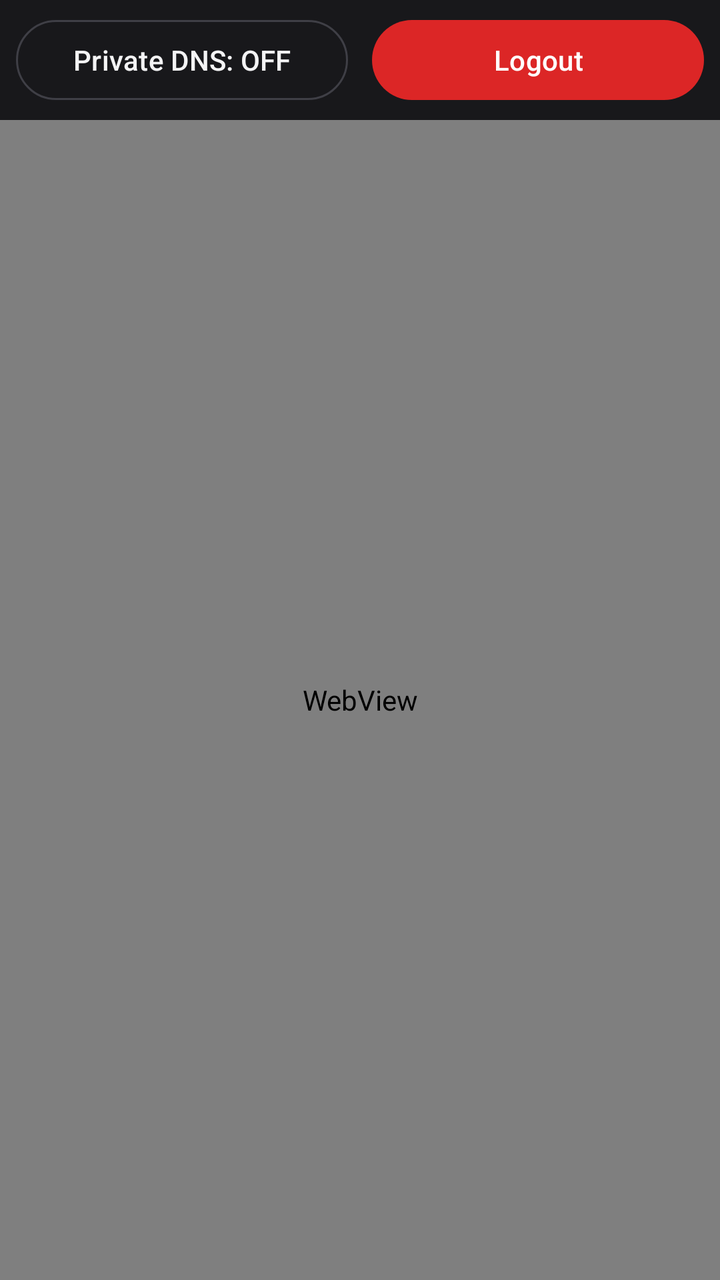
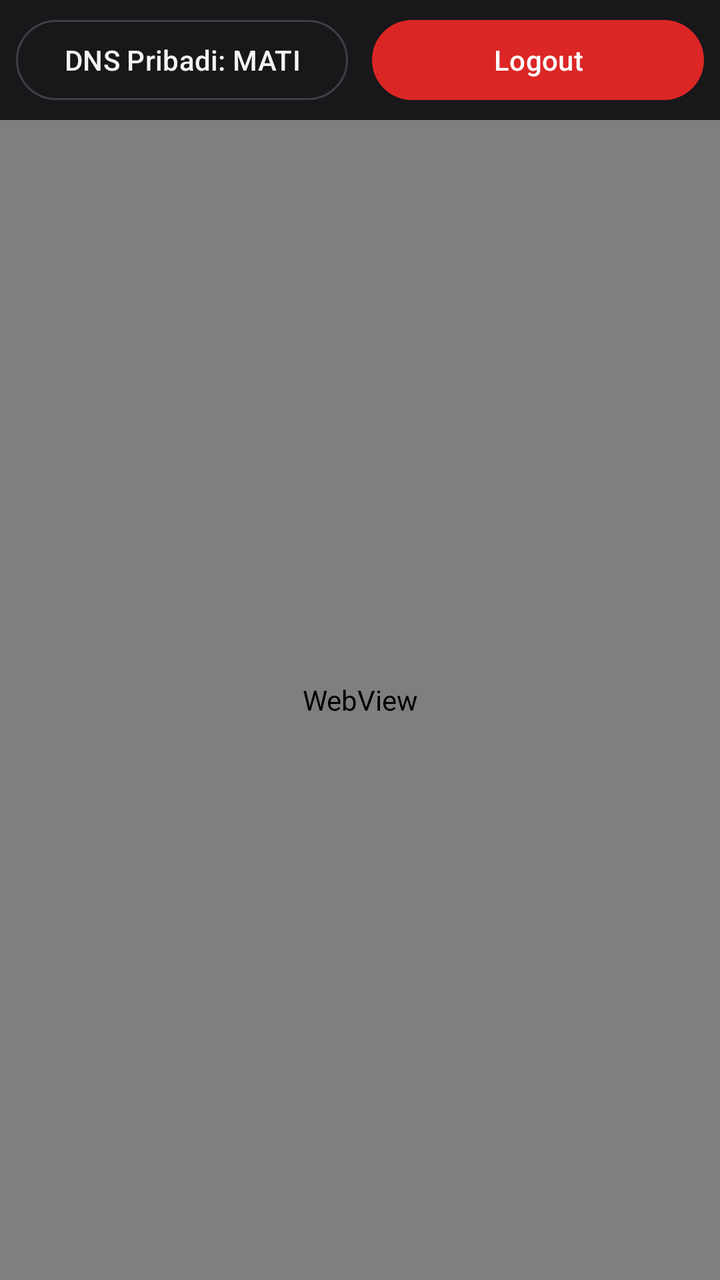

Before-and-after screenshots of an Android layout around one commit, followed by the original layout XML and the change that was made.
<!-- AndroidManifest.xml: application theme Theme.LebahMadu -->
<!-- res/layout/activity_main.xml -->
<?xml version="1.0" encoding="utf-8"?>
<FrameLayout xmlns:android="http://schemas.android.com/apk/res/android"
    xmlns:app="http://schemas.android.com/apk/res-auto"
    android:id="@+id/root"
    android:layout_width="match_parent"
    android:layout_height="match_parent"
    android:background="@color/zinc_950">

    <LinearLayout
        android:id="@+id/contentGroup"
        android:layout_width="match_parent"
        android:layout_height="match_parent"
        android:orientation="vertical">

        
        <LinearLayout
            android:layout_width="match_parent"
            android:layout_height="wrap_content"
            android:background="@color/zinc_900"
            android:orientation="horizontal"
            android:paddingHorizontal="8dp"
            android:paddingVertical="6dp">

            <com.google.android.material.button.MaterialButton
                android:id="@+id/btnDns"
                style="@style/Widget.Material3.Button.OutlinedButton"
                android:layout_width="0dp"
                android:layout_height="wrap_content"
                android:layout_marginEnd="6dp"
                android:layout_weight="1"
                android:text="@string/dns_off"
                android:textAllCaps="false"
                android:textColor="@color/zinc_100"
                app:strokeColor="@color/zinc_700" />

            <com.google.android.material.button.MaterialButton
                android:id="@+id/btnLogout"
                android:layout_width="0dp"
                android:layout_height="wrap_content"
                android:layout_marginStart="6dp"
                android:layout_weight="1"
                android:text="@string/logout"
                android:textAllCaps="false" />
        </LinearLayout>

        <com.google.android.material.progressindicator.LinearProgressIndicator
            android:id="@+id/pageProgress"
            android:layout_width="match_parent"
            android:layout_height="wrap_content"
            android:max="100"
            android:visibility="gone"
            app:indicatorColor="@color/red_500"
            app:trackThickness="2dp" />

        <FrameLayout
            android:layout_width="match_parent"
            android:layout_height="0dp"
            android:layout_weight="1">

            <WebView
                android:id="@+id/webView"
                android:layout_width="match_parent"
                android:layout_height="match_parent" />

            <LinearLayout
                android:id="@+id/errorGroup"
                android:layout_width="match_parent"
                android:layout_height="match_parent"
                android:background="@color/zinc_950"
                android:gravity="center"
                android:orientation="vertical"
                android:padding="32dp"
                android:visibility="gone">

                <TextView
                    android:layout_width="wrap_content"
                    android:layout_height="wrap_content"
                    android:gravity="center"
                    android:text="@string/web_error"
                    android:textColor="@color/zinc_400"
                    android:textSize="15sp" />

                <com.google.android.material.button.MaterialButton
                    android:id="@+id/btnRetry"
                    android:layout_width="wrap_content"
                    android:layout_height="wrap_content"
                    android:layout_marginTop="16dp"
                    android:text="@string/retry"
                    android:textAllCaps="false" />
            </LinearLayout>
        </FrameLayout>
    </LinearLayout>

    
    <FrameLayout
        android:id="@+id/fullscreenContainer"
        android:layout_width="match_parent"
        android:layout_height="match_parent"
        android:background="@android:color/black"
        android:visibility="gone" />
</FrameLayout>
<!-- resources referenced by this layout -->
<resources>
  <color name="red_500">#EF4444</color>
  <color name="zinc_100">#F4F4F5</color>
  <color name="zinc_400">#A1A1AA</color>
  <color name="zinc_700">#3F3F46</color>
  <color name="zinc_900">#18181B</color>
  <color name="zinc_950">#09090B</color>
  <string name="dns_off">Private DNS: OFF</string>
  <string name="logout">Logout</string>
  <string name="retry">Retry</string>
  <string name="web_error">Can\'t reach the page. Check your connection.</string>
  <style name="Theme.LebahMadu" parent="Theme.Material3.Dark.NoActionBar">
          <item name="colorPrimary">@color/red_600</item>
          <item name="colorOnPrimary">@color/white</item>
          <item name="colorSecondary">@color/red_600</item>
          <item name="android:colorBackground">@color/zinc_950</item>
          <item name="android:windowBackground">@color/zinc_950</item>
          <item name="colorSurface">@color/zinc_950</item>
          <item name="colorOnSurface">@color/zinc_100</item>
          <item name="colorOnSurfaceVariant">@color/zinc_400</item>
          <item name="colorOutline">@color/zinc_700</item>
      </style>
  <color name="red_600">#DC2626</color>
  <color name="white">#FFFFFF</color>
</resources>

<!-- the commit's change to res/layout/activity_main.xml (unified diff, before → after) -->
@@ -18,8 +18,10 @@
             android:layout_height="wrap_content"
             android:background="@color/zinc_900"
             android:orientation="horizontal"
-            android:paddingHorizontal="8dp"
-            android:paddingVertical="6dp">
+            android:paddingStart="8dp"
+            android:paddingTop="6dp"
+            android:paddingEnd="8dp"
+            android:paddingBottom="6dp">
 
             <com.google.android.material.button.MaterialButton
                 android:id="@+id/btnDns"
<!-- resource entries referenced after the edit -->
@@ -6,10 +6,10 @@
   <color name="zinc_700">#3F3F46</color>
   <color name="zinc_900">#18181B</color>
   <color name="zinc_950">#09090B</color>
-  <string name="dns_off">Private DNS: OFF</string>
+  <string name="dns_off">DNS Pribadi: MATI</string>
   <string name="logout">Logout</string>
-  <string name="retry">Retry</string>
-  <string name="web_error">Can\'t reach the page. Check your connection.</string>
+  <string name="retry">Coba Lagi</string>
+  <string name="web_error">Halaman tidak dapat dimuat. Periksa koneksi Anda.</string>
   <style name="Theme.LebahMadu" parent="Theme.Material3.Dark.NoActionBar">
           <item name="colorPrimary">@color/red_600</item>
           <item name="colorOnPrimary">@color/white</item>
